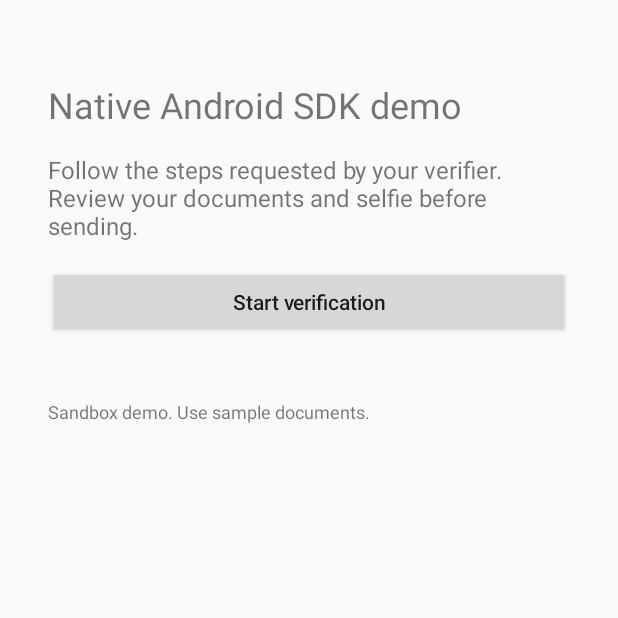
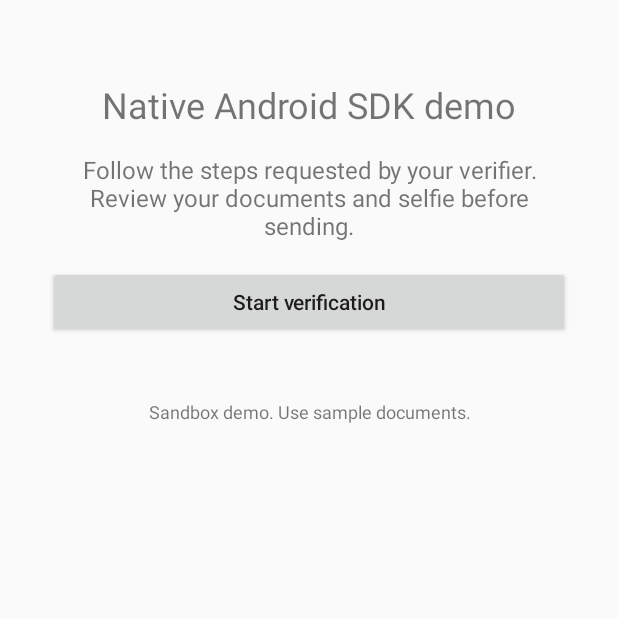
Before and after one commit to credflare/kotlin-sdk, an Android app: the screen it shows after launch (MainActivity), on a phone screen of 412 x 824 dp, the top half of it. Run offline under Robolectric (Android 15) with nearby library versions, the phone set to English and light mode, and no system bars.

Commit message:
ui(example): Centre the demo home screen
The demo home screen showed its title, explanation and status left aligned and drew under the status bar on Android 15. It now centres them and keeps clear of the system bars.

```diff
--- a/example/src/main/kotlin/net/credflare/kotlindemo/MainActivity.kt
+++ b/example/src/main/kotlin/net/credflare/kotlindemo/MainActivity.kt
@@ -1,7 +1,11 @@
 package net.credflare.kotlindemo
 
 import android.app.Activity
+import android.os.Build
 import android.os.Bundle
+import android.view.Gravity
+import android.view.View
+import android.view.WindowInsets
 import android.widget.*
 import net.credflare.sdk.*
 import org.json.JSONObject
@@ -12,10 +16,12 @@ class MainActivity: Activity() {
     override fun onCreate(savedInstanceState: Bundle?) {
         super.onCreate(savedInstanceState)
         val demoUrl=intent.getStringExtra("demo_url")?.takeIf { it.startsWith("http://127.0.0.1:") } ?: "http://127.0.0.1:3107"
-        val page=LinearLayout(this).apply { orientation=LinearLayout.VERTICAL; setPadding(48,80,48,48) }
-        page.addView(TextView(this).apply { text="Native Android SDK demo"; textSize=24f })
-        page.addView(TextView(this).apply { text="Follow the steps requested by your verifier. Review your documents and selfie before sending."; textSize=16f; setPadding(0,24,0,24) })
-        val status=TextView(this)
+        val page=LinearLayout(this).apply { orientation=LinearLayout.VERTICAL; gravity=Gravity.CENTER_HORIZONTAL; setPadding(48,80,48,48) }
+        if(Build.VERSION.SDK_INT >= 35) page.setOnApplyWindowInsetsListener { view, insets -> val bars=insets.getInsets(WindowInsets.Type.systemBars()); view.setPadding(48+bars.left,80+bars.top,48+bars.right,48+bars.bottom); insets }
+        fun centred(view: TextView)=view.apply { gravity=Gravity.CENTER_HORIZONTAL; textAlignment=View.TEXT_ALIGNMENT_CENTER }
+        page.addView(centred(TextView(this).apply { text="Native Android SDK demo"; textSize=24f }))
+        page.addView(centred(TextView(this).apply { text="Follow the steps requested by your verifier. Review your documents and selfie before sending."; textSize=16f; setPadding(0,24,0,24) }))
+        val status=centred(TextView(this))
         page.addView(Button(this).apply {
             text="Start verification"; isAllCaps=false
             setOnClickListener {
@@ -34,7 +40,7 @@ class MainActivity: Activity() {
             }
         })
         page.addView(status)
-        page.addView(TextView(this).apply { text="Sandbox demo. Use sample documents."; textSize=12f; setPadding(0,32,0,0) })
+        page.addView(centred(TextView(this).apply { text="Sandbox demo. Use sample documents."; textSize=12f; setPadding(0,32,0,0) }))
         setContentView(page)
     }
 }
```
